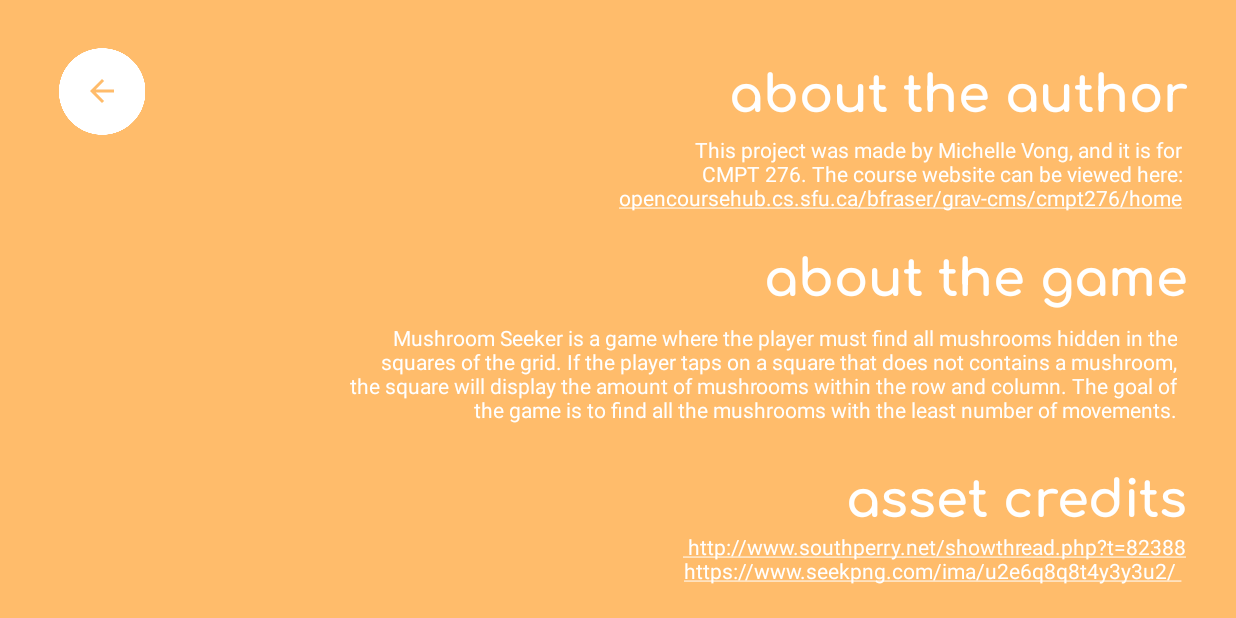
After one commit to michvong/mushroom-detector, an Android app: the HelpActivity screen opened directly, with no data from a screen before it, on a phone screen of 824 x 412 dp (held sideways). The commit adds this screen. Run offline under Robolectric (Android 15) with nearby library versions, the phone set to English and light mode, and no system bars; Roboto replaces fonts that are not available here.

Commit message:
Complete help screen.

```diff
--- a/app/src/main/AndroidManifest.xml
+++ b/app/src/main/AndroidManifest.xml
@@ -10,9 +10,13 @@
         android:supportsRtl="true"
         android:theme="@style/Theme.MineSeeker">
         <activity
+            android:name=".ui.HelpActivity"
+            android:screenOrientation="landscape"
+            android:exported="true" />
+        <activity
             android:name=".ui.WelcomeActivity"
-            android:screenOrientation="landscape"
-            android:exported="true">
+            android:exported="true"
+            android:screenOrientation="landscape">
             <intent-filter>
                 <action android:name="android.intent.action.MAIN" />
 
@@ -21,7 +25,7 @@
         </activity>
         <activity
             android:name=".ui.MainActivity"
-            android:screenOrientation="landscape"/>
+            android:screenOrientation="landscape" />
 
         <meta-data
             android:name="preloaded_fonts"
--- /dev/null
+++ b/app/src/main/java/cmpt276/as3/ui/HelpActivity.java
@@ -0,0 +1,39 @@
+package cmpt276.as3.ui;
+
+import androidx.appcompat.app.AppCompatActivity;
+
+import android.annotation.SuppressLint;
+import android.content.Intent;
+import android.os.Bundle;
+import android.text.method.LinkMovementMethod;
+import android.view.View;
+import android.widget.Button;
+import android.widget.ImageButton;
+import android.widget.TextView;
+
+import org.w3c.dom.Text;
+
+import cmpt276.as3.R;
+
+public class HelpActivity extends AppCompatActivity {
+    private ImageButton backButton;
+    TextView courseLink;
+
+    @Override
+    protected void onCreate(Bundle savedInstanceState) {
+        super.onCreate(savedInstanceState);
+        setContentView(R.layout.activity_help);
+
+        backButton = findViewById(R.id.backButton);
+        backButton.setOnClickListener((View view) -> openBackButton());
+
+        courseLink = findViewById(R.id.aboutAuthorText);
+        courseLink.setMovementMethod(LinkMovementMethod.getInstance());
+
+    }
+
+    public void openBackButton() {
+        Intent intent = new Intent(HelpActivity.this, MainActivity.class);
+        startActivity(intent);
+    }
+}
--- /dev/null
+++ b/app/src/main/res/layout/activity_help.xml
@@ -0,0 +1,124 @@
+<?xml version="1.0" encoding="utf-8"?>
+<androidx.constraintlayout.widget.ConstraintLayout xmlns:android="http://schemas.android.com/apk/res/android"
+    xmlns:app="http://schemas.android.com/apk/res-auto"
+    xmlns:tools="http://schemas.android.com/tools"
+    android:layout_width="match_parent"
+    android:layout_height="match_parent"
+    android:background="@color/orange"
+    tools:context=".ui.HelpActivity"
+    tools:layout_editor_absoluteX="7dp"
+    tools:layout_editor_absoluteY="-1dp">
+
+    <ImageView
+        android:id="@+id/backButtonShape"
+        android:layout_width="60dp"
+        android:layout_height="58dp"
+        app:layout_constraintBottom_toBottomOf="@+id/backButton"
+        app:layout_constraintEnd_toEndOf="@+id/backButton"
+        app:layout_constraintStart_toStartOf="@+id/backButton"
+        app:layout_constraintTop_toTopOf="@+id/backButton"
+        app:srcCompat="@drawable/circle" />
+
+    <ImageButton
+        android:id="@+id/backButton"
+        android:layout_width="74dp"
+        android:layout_height="73dp"
+        android:background="@null"
+        app:layout_constraintBottom_toBottomOf="parent"
+        app:layout_constraintEnd_toEndOf="parent"
+        app:layout_constraintHorizontal_bias="0.041"
+        app:layout_constraintStart_toStartOf="parent"
+        app:layout_constraintTop_toTopOf="parent"
+        app:layout_constraintVertical_bias="0.071"
+        app:srcCompat="?attr/actionModeCloseDrawable"
+        app:tint="@color/orange"
+        tools:ignore="SpeakableTextPresentCheck" />
+
+    <TextView
+        android:id="@+id/aboutAuthorText"
+        android:layout_width="400dp"
+        android:layout_height="60dp"
+        android:layout_marginBottom="4dp"
+        android:text="@string/about_author"
+        android:textAlignment="textEnd"
+        android:textColor="@color/white"
+        android:textColorLink="@android:color/white"
+        app:layout_constraintBottom_toTopOf="@+id/aboutGameTitle"
+        app:layout_constraintEnd_toEndOf="parent"
+        app:layout_constraintHorizontal_bias="0.915"
+        app:layout_constraintStart_toStartOf="parent" />
+
+    <TextView
+        android:id="@+id/aboutGameTitle"
+        android:layout_width="wrap_content"
+        android:layout_height="wrap_content"
+        android:layout_marginBottom="8dp"
+        android:fontFamily="@font/comfortaa_bold"
+        android:text="@string/about_game_title"
+        android:textAlignment="textEnd"
+        android:textColor="@color/white"
+        android:textSize="34sp"
+        app:layout_constraintBottom_toTopOf="@+id/aboutGameText"
+        app:layout_constraintEnd_toEndOf="parent"
+        app:layout_constraintHorizontal_bias="0.941"
+        app:layout_constraintStart_toStartOf="parent" />
+
+    <TextView
+        android:id="@+id/assetCreditsText"
+        android:layout_width="395dp"
+        android:layout_height="41dp"
+        android:layout_marginBottom="16dp"
+        android:text="@string/asset_credits_text"
+        android:textAlignment="textEnd"
+        android:textColor="@color/white"
+        android:textColorLink="@android:color/white"
+        app:layout_constraintBottom_toBottomOf="parent"
+        app:layout_constraintEnd_toEndOf="parent"
+        app:layout_constraintHorizontal_bias="0.922"
+        app:layout_constraintStart_toStartOf="parent" />
+
+    <TextView
+        android:id="@+id/assetCreditsTitle"
+        android:layout_width="wrap_content"
+        android:layout_height="wrap_content"
+        android:fontFamily="@font/comfortaa_bold"
+        android:text="@string/asset_credits_title"
+        android:textAlignment="textEnd"
+        android:textColor="@color/white"
+        android:textSize="34sp"
+        app:layout_constraintBottom_toTopOf="@+id/assetCreditsText"
+        app:layout_constraintEnd_toEndOf="parent"
+        app:layout_constraintHorizontal_bias="0.944"
+        app:layout_constraintStart_toStartOf="parent" />
+
+    <TextView
+        android:id="@+id/aboutAuthorTitle"
+        android:layout_width="wrap_content"
+        android:layout_height="wrap_content"
+        android:fontFamily="@font/comfortaa_bold"
+        android:text="@string/about_author_title"
+        android:textAlignment="textEnd"
+        android:textColor="@color/white"
+        android:textSize="34sp"
+        app:layout_constraintBottom_toTopOf="@+id/aboutAuthorText"
+        app:layout_constraintEnd_toEndOf="parent"
+        app:layout_constraintHorizontal_bias="0.938"
+        app:layout_constraintStart_toStartOf="parent"
+        app:layout_constraintTop_toTopOf="parent"
+        app:layout_constraintVertical_bias="0.851" />
+
+    <TextView
+        android:id="@+id/aboutGameText"
+        android:layout_width="554dp"
+        android:layout_height="78dp"
+        android:layout_marginBottom="8dp"
+        android:text="@string/about_game_text"
+        android:textAlignment="textEnd"
+        android:textColor="@color/white"
+        app:layout_constraintBottom_toTopOf="@+id/assetCreditsTitle"
+        app:layout_constraintEnd_toEndOf="parent"
+        app:layout_constraintHorizontal_bias="0.854"
+        app:layout_constraintStart_toStartOf="parent" />
+
+
+</androidx.constraintlayout.widget.ConstraintLayout>
--- a/app/src/main/res/values/strings.xml
+++ b/app/src/main/res/values/strings.xml
@@ -1,3 +1,24 @@
 <resources>
     <string name="app_name">Mushroom Seeker</string>
+
+    <string name="about_author_title">about the author</string>
+    <string name="about_author">This project was made by Michelle Vong, and it is
+        for CMPT 276. The course website can be viewed here:
+    <a href="https://opencoursehub.cs.sfu.ca/bfraser/grav-cms/cmpt276/home">
+        opencoursehub.cs.sfu.ca/bfraser/grav-cms/cmpt276/home</a></string>
+    <string name="about_game_title">about the game</string>
+    <string name="about_game_text">Mushroom Seeker is a game where the player must find all mushrooms
+    hidden in the squares of the grid. If the player taps on a square that does not contains a mushroom,
+    the square will display the amount of mushrooms within the row and column. The goal of the game is
+    to find all the mushrooms with the least number of movements.</string>
+    <string name="asset_credits_title">asset credits</string>
+    <string name="asset_credits_text">
+        <a href="http://www.southperry.net/showthread.php?t=82388">
+            http://www.southperry.net/showthread.php?t=82388
+        </a>
+        <a href="https://www.seekpng.com/ima/u2e6q8q8t4y3y3u2/">
+            https://www.seekpng.com/ima/u2e6q8q8t4y3y3u2/
+        </a>
+    </string>
+
 </resources>
```
